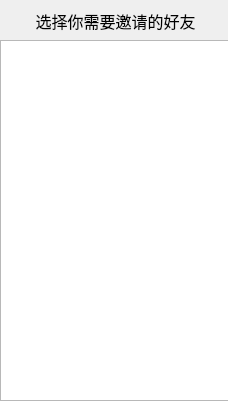
This is client/litechat_invitefriend.ui in joshmiao/LiteChat as Qt 5 draws it before an edit. The edited form follows.
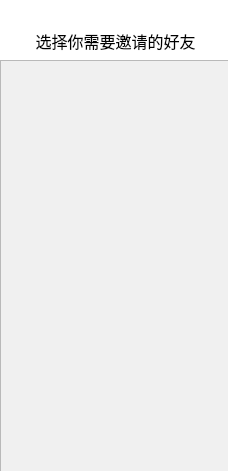
This is the edited form. Icons and pictures are not drawn.

```diff
--- a/client/litechat_invitefriend.ui
+++ b/client/litechat_invitefriend.ui
@@ -7,17 +7,20 @@
     <x>0</x>
     <y>0</y>
     <width>228</width>
-    <height>401</height>
+    <height>471</height>
    </rect>
   </property>
   <property name="windowTitle">
    <string>Form</string>
   </property>
+  <property name="styleSheet">
+   <string notr="true">background-color: rgb(255, 255, 255);</string>
+  </property>
   <widget class="QLabel" name="label">
    <property name="geometry">
     <rect>
      <x>10</x>
-     <y>10</y>
+     <y>30</y>
      <width>211</width>
      <height>21</height>
     </rect>
@@ -38,10 +41,49 @@
    <property name="geometry">
     <rect>
      <x>0</x>
-     <y>40</y>
+     <y>60</y>
      <width>231</width>
-     <height>361</height>
+     <height>421</height>
     </rect>
+   </property>
+   <property name="styleSheet">
+    <string notr="true">background-color: rgb(240, 240, 240);</string>
+   </property>
+  </widget>
+  <widget class="QPushButton" name="pushButton">
+   <property name="geometry">
+    <rect>
+     <x>150</x>
+     <y>0</y>
+     <width>31</width>
+     <height>29</height>
+    </rect>
+   </property>
+   <property name="styleSheet">
+    <string notr="true">background-color: rgb(255, 255, 255);
+border-radius:10px;
+border-image: url(:/img/minus.png);</string>
+   </property>
+   <property name="text">
+    <string/>
+   </property>
+  </widget>
+  <widget class="QPushButton" name="pushButton_2">
+   <property name="geometry">
+    <rect>
+     <x>190</x>
+     <y>0</y>
+     <width>31</width>
+     <height>29</height>
+    </rect>
+   </property>
+   <property name="styleSheet">
+    <string notr="true">background-color: rgb(255, 255, 255);
+border-radius:10px;
+border-image: url(:/img/close.png);</string>
+   </property>
+   <property name="text">
+    <string/>
    </property>
   </widget>
  </widget>
```
